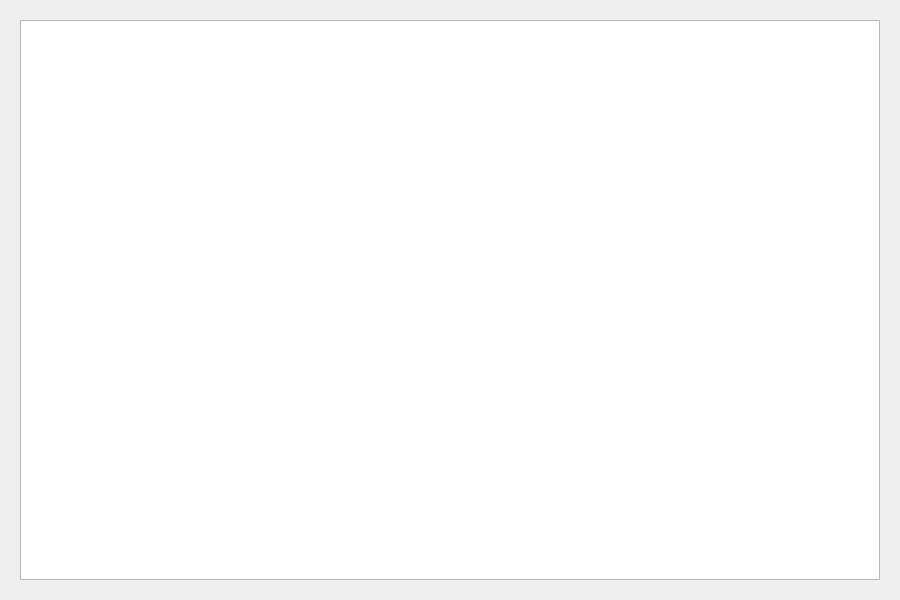
This is progress/ui/forms/log_window/log_window.ui in sandialabs/snl-progress as Qt 5 draws it before an edit. The edited form follows.
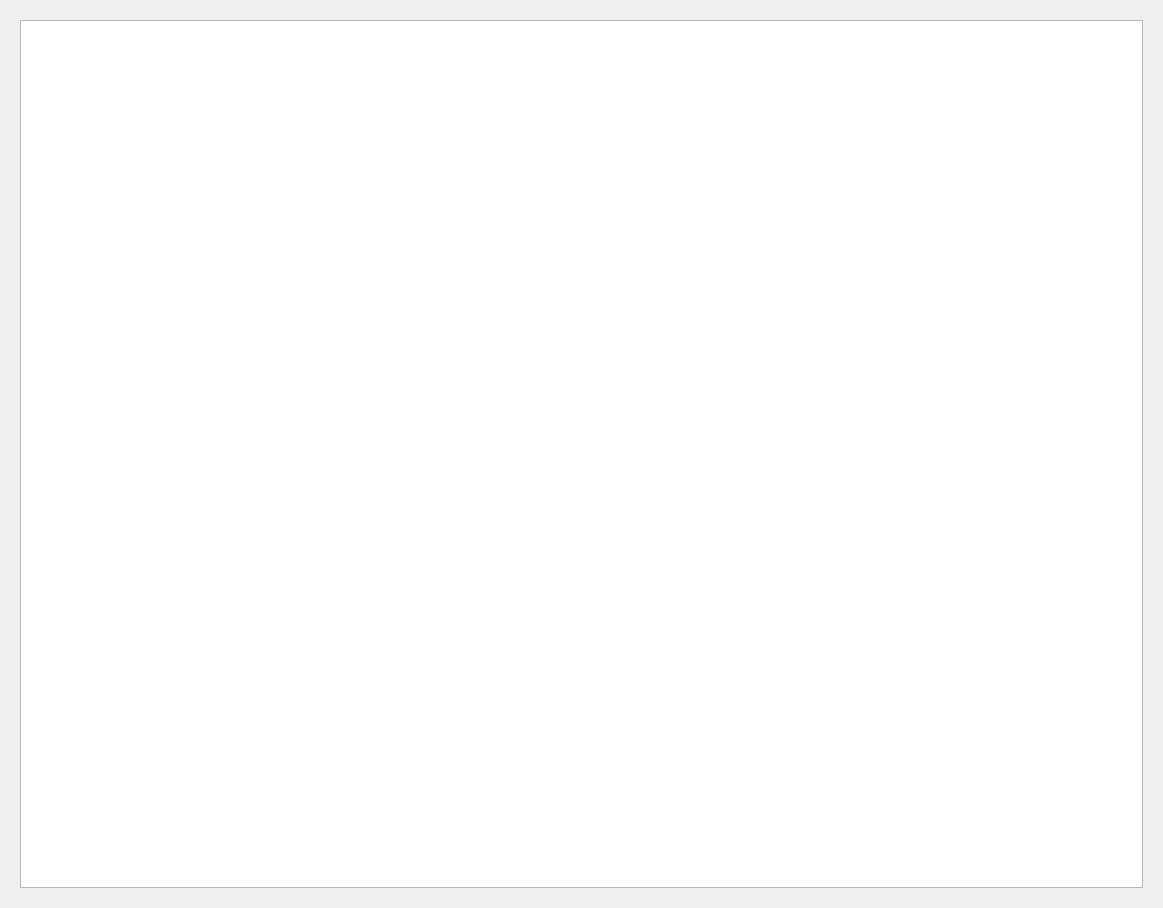
This is the edited form.

```diff
--- a/progress/ui/forms/log_window/log_window.ui
+++ b/progress/ui/forms/log_window/log_window.ui
@@ -6,8 +6,8 @@
    <rect>
     <x>0</x>
     <y>0</y>
-    <width>900</width>
-    <height>600</height>
+    <width>1163</width>
+    <height>908</height>
    </rect>
   </property>
   <property name="windowTitle">
```
Left out of the diff: 8 changed lines with no effect on the pictures.
